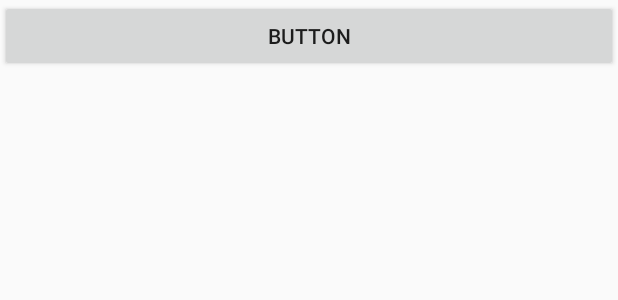
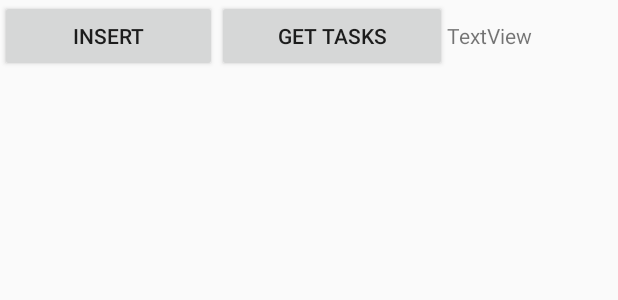
Before and after one commit to cheerful4ever/DemoDatabase, an Android app: the layout activity_main.xml on its own in the app's theme, with its tools: preview values and no code run, on a phone screen of 412 x 824 dp. Shown: the top 300 px of the screen. Run offline under Robolectric (Android 15) with nearby library versions, the phone set to English and light mode, and no system bars.

Commit message:
activites 1-10000

```diff
--- a/app/src/main/res/layout/activity_main.xml
+++ b/app/src/main/res/layout/activity_main.xml
@@ -11,5 +11,19 @@
         android:layout_width="wrap_content"
         android:layout_height="wrap_content"
         android:layout_weight="1"
-        android:text="Button" />
+        android:text="Insert" />
+
+    <Button
+        android:id="@+id/buttonGetTask"
+        android:layout_width="wrap_content"
+        android:layout_height="wrap_content"
+        android:layout_weight="1"
+        android:text="Get Tasks" />
+
+    <TextView
+        android:id="@+id/tvResults"
+        android:layout_width="wrap_content"
+        android:layout_height="wrap_content"
+        android:layout_weight="1"
+        android:text="TextView" />
 </LinearLayout>
```
Also changed, not shown: app/src/main/java/com/example/demodatabase/DBHelper.java (+36 -0 lines), app/src/main/java/com/example/demodatabase/MainActivity.java (+30 -1 lines), app/src/main/java/com/example/demodatabase/Task.java (added, +20 -0 lines).
